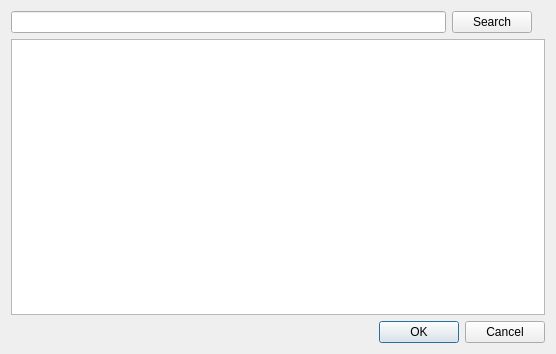
This is src/ui/albumcoversearcher.ui in clementine-player/Clementine as Qt 5 draws it before an edit. The edited form follows.
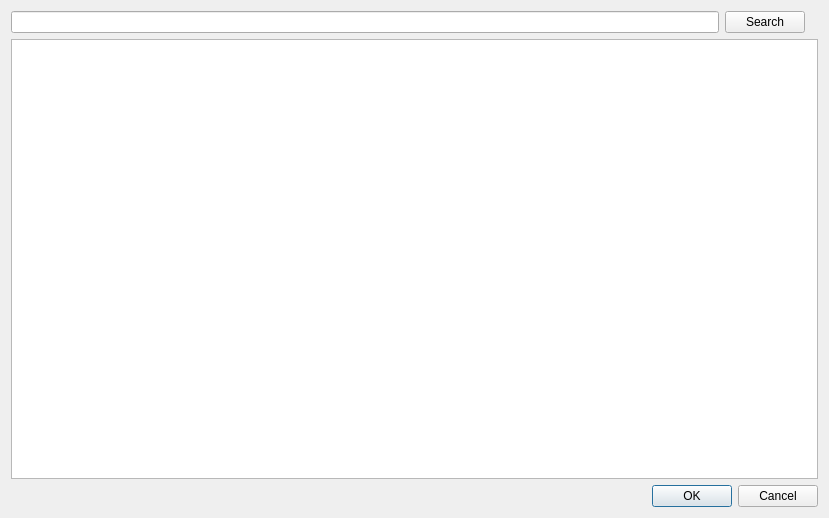
This is the edited form. Custom widgets are drawn as their Qt base class.

Commit message: Group album cover search results by category

Patch:
```diff
--- a/src/ui/albumcoversearcher.ui
+++ b/src/ui/albumcoversearcher.ui
@@ -6,8 +6,8 @@
    <rect>
     <x>0</x>
     <y>0</y>
-    <width>556</width>
-    <height>354</height>
+    <width>829</width>
+    <height>518</height>
    </rect>
   </property>
   <property name="windowTitle">
@@ -36,7 +36,7 @@
     </layout>
    </item>
    <item>
-    <widget class="QListWidget" name="covers">
+    <widget class="KCategorizedView" name="covers">
      <property name="verticalScrollBarPolicy">
       <enum>Qt::ScrollBarAlwaysOff</enum>
      </property>
@@ -92,6 +92,11 @@
    <extends>QLabel</extends>
    <header>widgets/busyindicator.h</header>
   </customwidget>
+  <customwidget>
+   <class>KCategorizedView</class>
+   <extends>QListView</extends>
+   <header>widgets/kcategorizedview.h</header>
+  </customwidget>
  </customwidgets>
  <tabstops>
   <tabstop>query</tabstop>
```
The commit also changes 16 other files.
